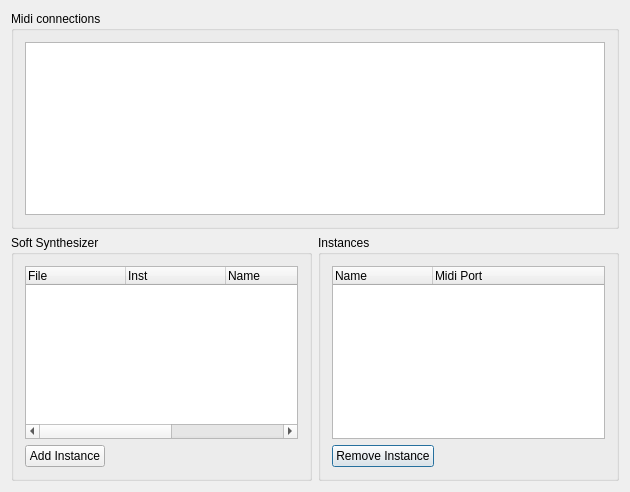
First picture: the form in muse/widgets/synthconfigbase.ui, repository nengxu/lmuse, before the edit.
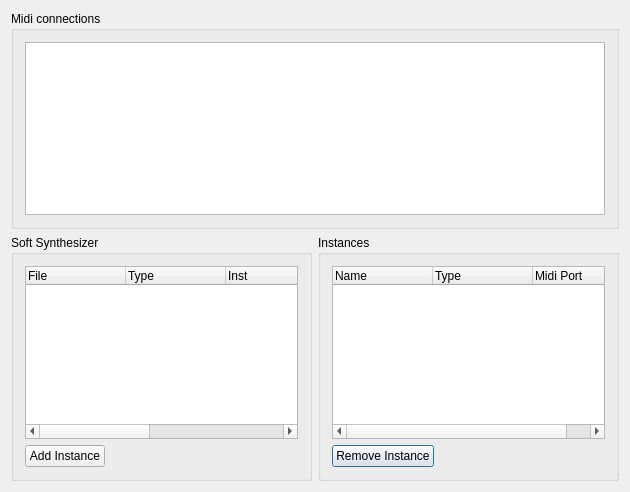
Second picture: the form after the edit.

Commit message: Automatically convert old songs to use new 'fluid_synth' name. Other synth changes such as added enum Synth::Type - see ChangeLog

What changed in the file:
```diff
--- a/muse/widgets/synthconfigbase.ui
+++ b/muse/widgets/synthconfigbase.ui
@@ -30,6 +30,11 @@
           <string>Name</string>
          </property>
         </column>
+        <column>
+         <property name="text">
+          <string>Type</string>
+         </property>
+        </column>
         <column>
          <property name="text">
           <string>Midi Port</string>
@@ -135,6 +140,11 @@
           <string>File</string>
          </property>
         </column>
+        <column>
+         <property name="text">
+          <string>Type</string>
+         </property>
+        </column>
         <column>
          <property name="text">
           <string>Inst</string>
```
The commit also changes 13 other files.
